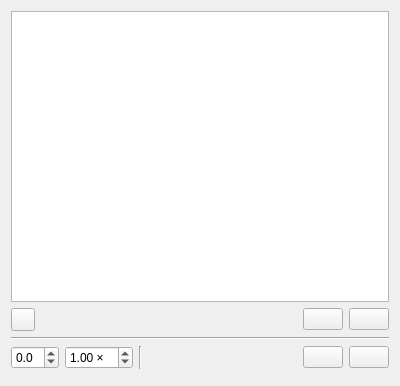
Qt form src/AttachmentView/audioattachmentview.ui (pasbi/CAN) before a commit.
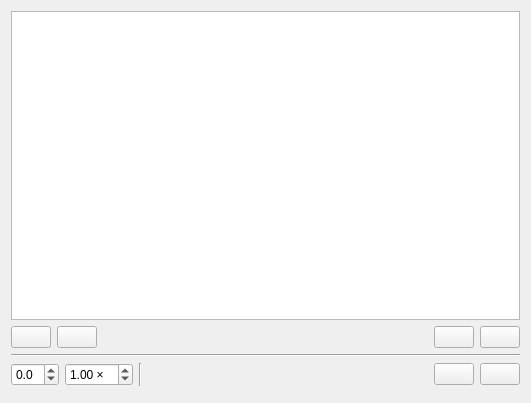
The same form after that commit. Icons and pictures are not drawn. Custom widgets are drawn as their Qt base class.

Commit message: Sections can be deleted and restored. Minor refactoring

Diff of the .ui file:
```diff
--- a/src/AttachmentView/audioattachmentview.ui
+++ b/src/AttachmentView/audioattachmentview.ui
@@ -6,8 +6,8 @@
    <rect>
     <x>0</x>
     <y>0</y>
-    <width>400</width>
-    <height>386</height>
+    <width>531</width>
+    <height>403</height>
    </rect>
   </property>
   <property name="windowTitle">
@@ -20,12 +20,16 @@
    <item>
     <layout class="QHBoxLayout" name="horizontalLayout_2">
      <item>
-      <widget class="QToolButton" name="toolButtonRecordSection">
+      <widget class="QPushButton" name="pushButtonRecordSection">
        <property name="text">
         <string/>
        </property>
-       <property name="popupMode">
-        <enum>QToolButton::DelayedPopup</enum>
+      </widget>
+     </item>
+     <item>
+      <widget class="QPushButton" name="pushButtonClearSection">
+       <property name="text">
+        <string/>
        </property>
       </widget>
      </item>
```
The commit also changes 22 other files.
